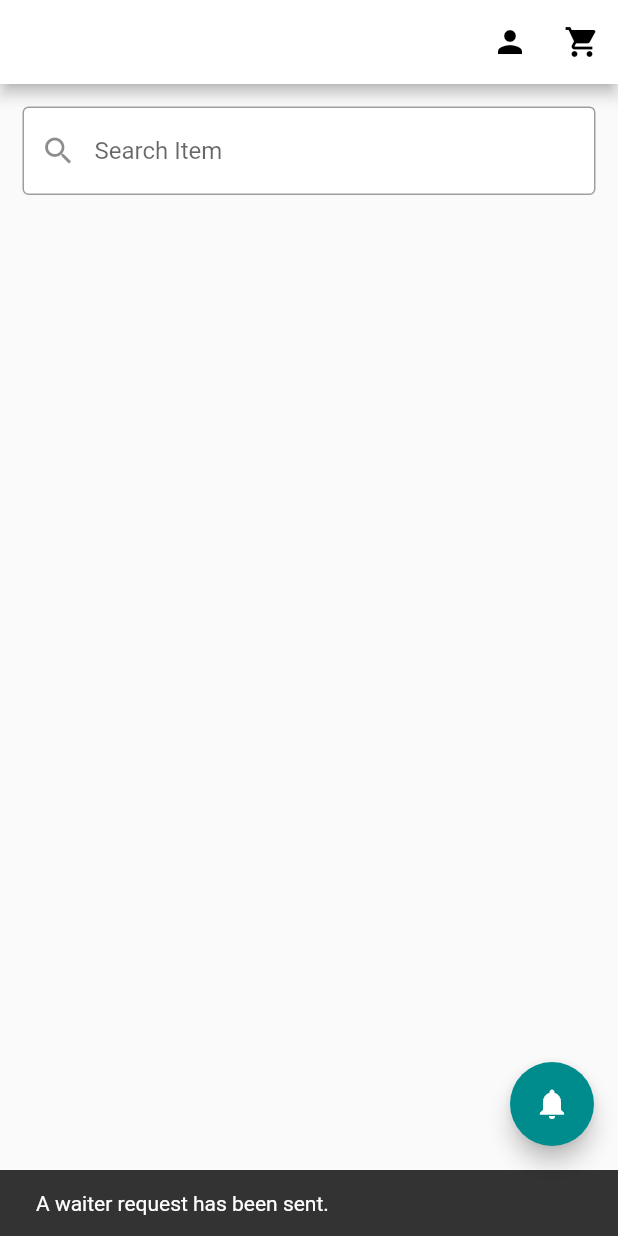
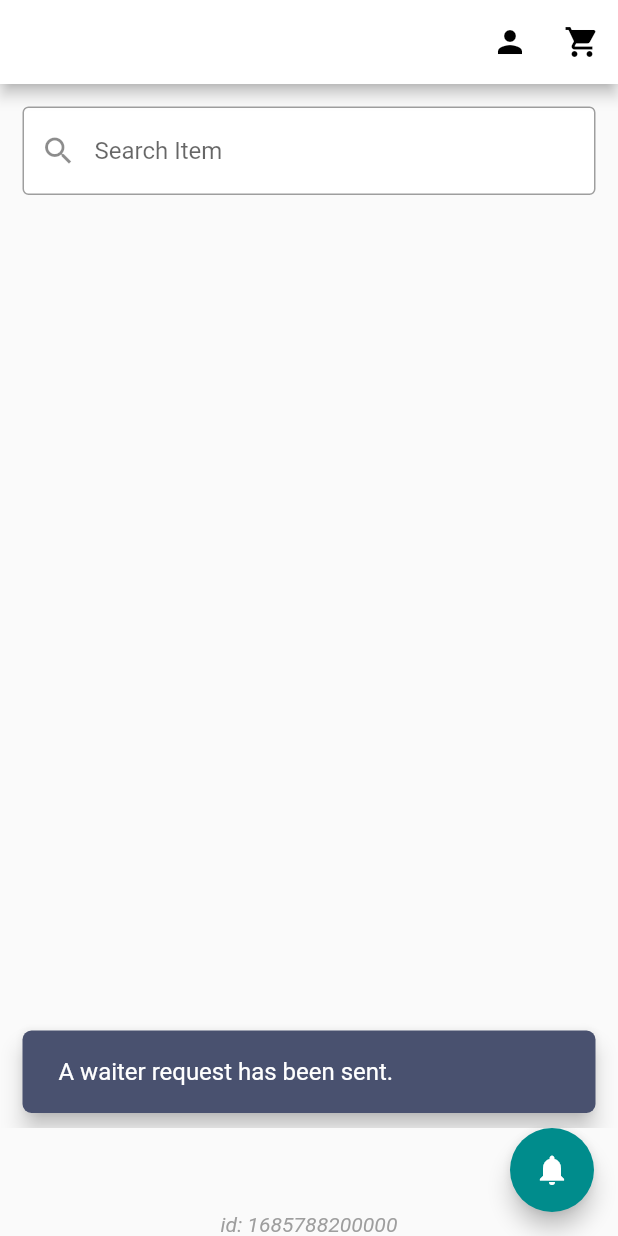
Before and after one commit to alidogangullu/project_web, a Flutter app: the MenuScreen screen opened directly with empty values, after a tap on the "notifications" icon, on a phone screen of 412 x 824 dp. Run offline on Flutter 3.47's test engine with Material 2 defaults, Android fonts, the phone set to English and light mode, and no system bars; our stand-ins replace cloud_firestore, firebase_core, geolocator, location; missing offline and left inert: dart:html, slide_action; accounts and stored records are empty; statements that could not run were skipped.

Commit message:
customWidgets.dart a customSnackBar eklendi restaurantMenu.dart ve order.dart snackbar guncellendi

```diff
--- a/lib/customWidgets.dart
+++ b/lib/customWidgets.dart
@@ -56,3 +56,19 @@ Widget menuButton(String text, void Function() onPressed, {Icon? icon}) {
     ),
   );
 }
+SnackBar customSnackBar(String message) {
+  return SnackBar(
+    content: Padding(
+      padding: const EdgeInsets.symmetric(horizontal: 8, vertical: 4),
+      child: Text(
+        message,
+        style: const TextStyle(fontSize: 16.0),
+      ),
+    ),
+    behavior: SnackBarBehavior.floating,
+    backgroundColor: const Color(0xFF49516F),
+    shape: RoundedRectangleBorder(
+      borderRadius: BorderRadius.circular(6),
+    ),
+  );
+}
--- a/lib/restaurantMenu.dart
+++ b/lib/restaurantMenu.dart
@@ -62,10 +62,8 @@ class _MenuScreenState extends State<MenuScreen> {
       'notifications':
           FieldValue.arrayUnion(["A waiter request has been sent."]),
     });
-    const snackBar = SnackBar(
-      content: Text('A waiter request has been sent.'),
-    );
-    ScaffoldMessenger.of(context).showSnackBar(snackBar);
+    ScaffoldMessenger.of(context)
+        .showSnackBar(customSnackBar('A waiter request has been sent.'));
   }
 
   @override
@@ -225,7 +223,7 @@ class ItemsGridState extends State<ItemsGrid> {
   @override
   Widget build(BuildContext context) {
     return GridView.count(
-      crossAxisCount: 2,
+      crossAxisCount: 4,
       childAspectRatio: 0.70,
       children: widget.documents.map((document) {
         return GestureDetector(
@@ -444,18 +442,12 @@ class ItemsGridState extends State<ItemsGrid> {
                                           });
                                         }
                                         ScaffoldMessenger.of(context)
-                                            .showSnackBar(SnackBar(
-                                          content: Text(
-                                              "${document['name']} added to order list, now you can confirm your order!"),
-                                        ));
+                                            .showSnackBar(customSnackBar(
+                                            "${document['name']} added to order list, now you can confirm your order!"));
                                       } else {
                                         ScaffoldMessenger.of(context)
-                                            .showSnackBar(
-                                          const SnackBar(
-                                            content: Text(
-                                                "You are not authorized to add items to the order list."),
-                                          ),
-                                        );
+                                            .showSnackBar(customSnackBar(
+                                            "You are not authorized to add items to the order list."));
                                       }
                                       Navigator.of(context).pop();
                                     }),
```
Also changed, not shown: lib/order.dart (+3 -4 lines), pubspec.lock.
